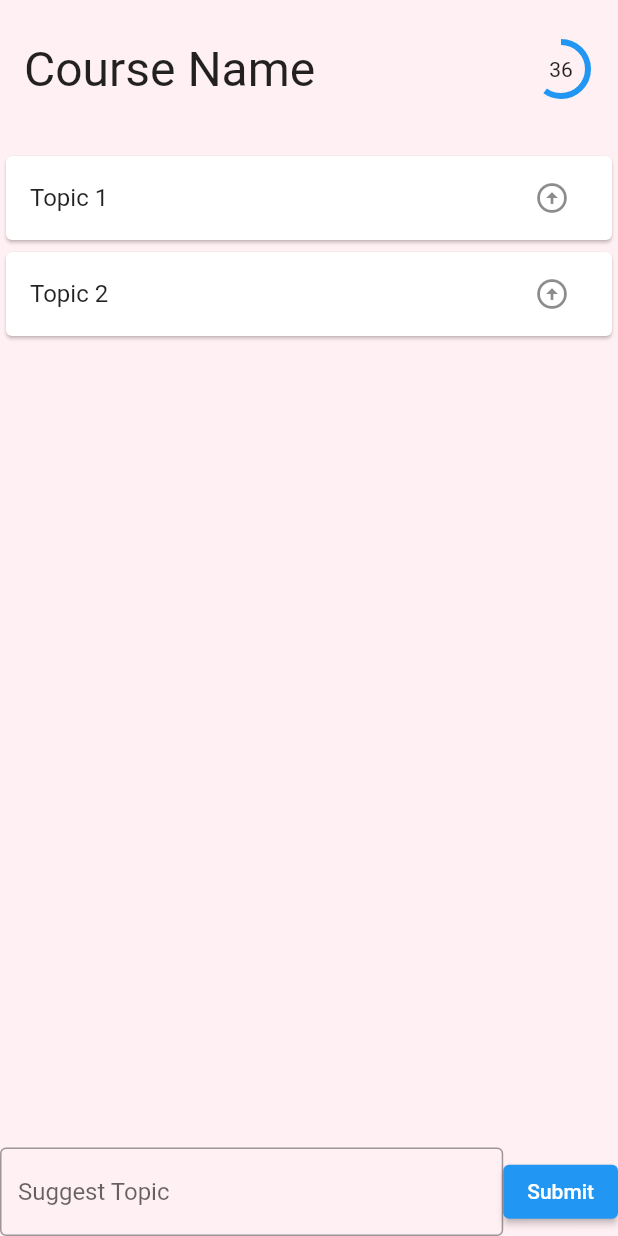
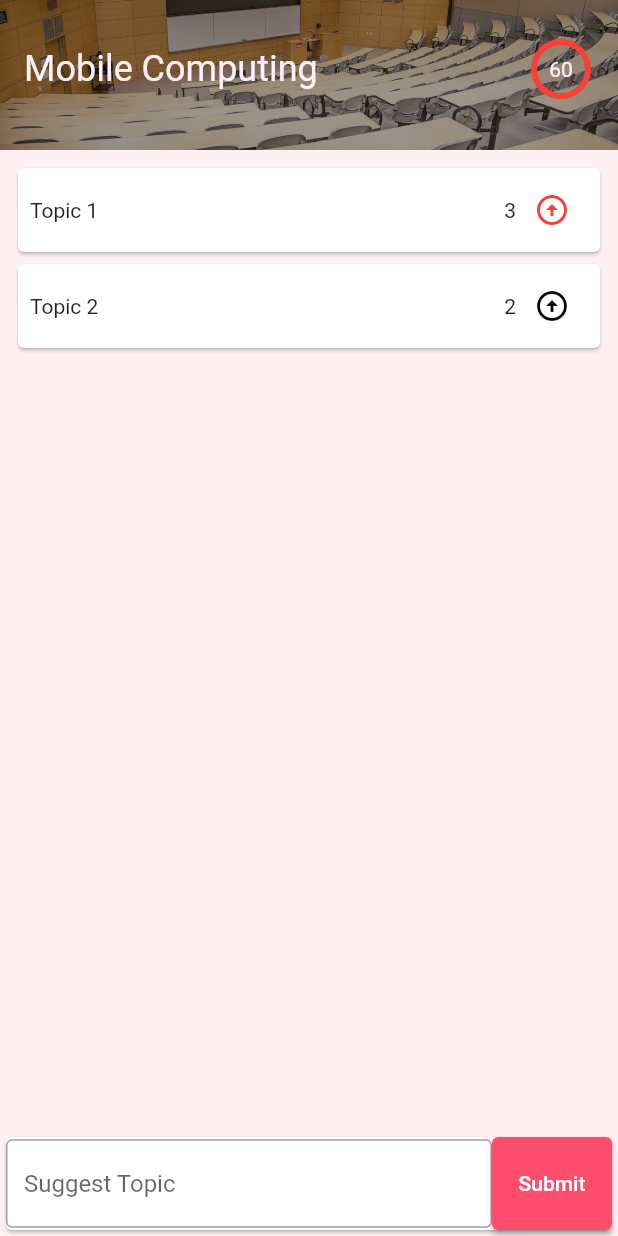
Before and after one commit to david-reti/study-buddies, a Flutter app: the MeetingScreen screen opened directly, after a tap on the "arrow circle up" icon, on a phone screen of 412 x 824 dp. Run offline on Flutter 3.47's test engine with Material 2 defaults, Android fonts, the phone set to English and light mode, and no system bars.

Commit message:
Complete meeting screen

```diff
--- a/app/lib/Screens/homepage.dart
+++ b/app/lib/Screens/homepage.dart
@@ -2,7 +2,7 @@ import 'package:app/Screens/login.dart';
 import 'package:flutter/material.dart';
 import 'package:app/Screens/register.dart';
 
-class homePage extends StatelessWidget {
+class HomePage extends StatelessWidget {
   final Color buttonColor = const Color(0xffFF4D6D);
   final Color textColor = const Color(0xffFFF0F3);
 
--- a/app/lib/Screens/meeting.dart
+++ b/app/lib/Screens/meeting.dart
@@ -1,27 +1,126 @@
+import 'dart:async';
+import 'package:flutter/services.dart';
 import 'package:flutter/material.dart';
-import 'package:flutter/services.dart';
+import 'package:app/data/samplemeeting.dart';
 
 class MeetingScreen extends StatefulWidget {
-  const MeetingScreen({Key? key}) : super(key: key);
+  MeetingScreen({Key? key}) {
+    SystemChrome.setEnabledSystemUIMode(SystemUiMode.leanBack);
+  }
 
   @override
   State<MeetingScreen> createState() => _MeetingScreenState();
 }
 
 class _MeetingScreenState extends State<MeetingScreen> {
-  int minutesLeft = 36;
-  List<Widget> studyTopics = [
-    studyTopic('Topic 1', 10),
-    studyTopic('Topic 2', 8)
-  ];
+  int minutesLeft = 60;
+  double proportionTimeLeft = 1.0;
+  DateTime startTime = DateTime.now();
+  Map topics = {
+    'Topic 1': {'numUpvotes': 2, 'upvoted': false, 'crossedOut': false},
+    'Topic 2': {'numUpvotes': 2, 'upvoted': false, 'crossedOut': false}
+  };
+
+  final Color buttonColor = const Color(0xffFF4D6D);
+  final Color textColor = const Color(0xffFFF0F3);
+
+  List<Widget> studyTopics = [];
+
+  void crossOut(String topicName) {
+    setState(() {
+      topics[topicName]['crossedOut'] = true;
+      regenerateTopics();
+    });
+  }
+
+  void upVote(String topicName) {
+    setState(() {
+      if (!topics[topicName]['upvoted']) {
+        topics[topicName]['numUpvotes']++;
+        topics[topicName]['upvoted'] = true;
+      } else {
+        topics[topicName]['numUpvotes']--;
+        topics[topicName]['upvoted'] = false;
+      }
+      regenerateTopics();
+    });
+  }
+
+  void regenerateTopics() {
+    setState(() {
+      List<Map> topicsToAdd = [];
+      topics.keys.forEach((element) {
+        topicsToAdd.add({
+          'title': element,
+          'numUpvotes': topics[element]['numUpvotes'],
+          'upvoted': topics[element]['upvoted'],
+          'crossedOut': topics[element]['crossedOut']
+        });
+      });
+      topicsToAdd.sort((a, b) {
+        if (a['numUpvotes'] > b['numUpvotes'] ||
+            (b['crossedOut'] && !a['crossedOut'])) {
+          return -1;
+        } else if (a['numUpvotes'] < b['numUpvotes'] ||
+            (a['crossedOut'] && !b['crossedOut'])) {
+          return 1;
+        } else {
+          return 0;
+        }
+      });
+
+      studyTopics = [];
+      topicsToAdd.forEach((element) {
+        studyTopics.add(studyTopic(element['title'], element['numUpvotes'],
+            element['upvoted'], element['crossedOut'], crossOut, upVote));
+      });
+    });
+  }
 
   final TextEditingController topicController = TextEditingController();
 
+  void recalculateTimeLeft() {
+    minutesLeft = 60 - DateTime.now().difference(startTime).inMinutes;
+    if (minutesLeft <= 0) {
+      minutesLeft = 0;
+      AlertDialog(
+        title: const Text('Meeting Time is Up!'),
+        actions: [TextButton(onPressed: () {}, child: const Text('Done'))],
+      );
+    }
+    proportionTimeLeft = 1.0 - ((60.0 - minutesLeft) / 60.0);
+  }
+
+  Timer? timeLeft;
+
   @override
   Widget build(BuildContext context) {
-    return Center(
+    if (timeLeft == null) {
+      Timer.periodic(const Duration(minutes: 1), (timer) {
+        setState(() {
+          recalculateTimeLeft();
+        });
+      });
+      regenerateTopics();
+    }
+    return Scaffold(
+      body: Center(
         child: Column(
           children: [
+            Stack(children: [
+              SizedBox.fromSize(
+                size: const Size(double.infinity, 100),
+                child: Container(
+                  decoration: const BoxDecoration(
+                    image: DecorationImage(
+                      image: AssetImage('assets/study.jpg'),
+                      colorFilter:
+                          ColorFilter.mode(Colors.black38, BlendMode.multiply),
+                      fit: BoxFit.cover,
+                    ),
+                  ),
+                ),
+              ),
               Padding(
                 padding: const EdgeInsets.fromLTRB(16.0, 16.0, 0, 24.0),
                 child: Column(
@@ -29,26 +128,30 @@ class _MeetingScreenState extends State<MeetingScreen> {
                     Align(
                       alignment: Alignment.centerLeft,
                       child: Row(children: [
-                    const Text(
-                      'Course Name',
-                      style: TextStyle(fontSize: 32),
+                        Text(
+                          SampleMeeting['course'],
+                          style: TextStyle(fontSize: 24, color: textColor),
                         ),
                         Expanded(
                           child: Align(
                             alignment: Alignment.centerRight,
                             child: SizedBox.fromSize(
-                          size: Size(60, 60),
+                              size: const Size(60, 60),
                               child: Padding(
-                            padding: EdgeInsets.only(right: 16.0),
+                                padding: const EdgeInsets.only(right: 16.0),
                                 child: Stack(
                                   children: [
-                                const Center(
+                                    Center(
                                       child: CircularProgressIndicator(
-                                    value: 0.6,
+                                        value: proportionTimeLeft,
+                                        color: Colors.red,
                                       ),
                                     ),
                                     Center(
-                                  child: Text(minutesLeft.toString()),
+                                      child: Text(
+                                        minutesLeft.toString(),
+                                        style: TextStyle(color: textColor),
+                                      ),
                                     ),
                                   ],
                                 ),
@@ -61,11 +164,18 @@ class _MeetingScreenState extends State<MeetingScreen> {
                   ],
                 ),
               ),
+            ]),
             Expanded(
+              child: Padding(
+                padding: const EdgeInsets.fromLTRB(8, 8, 8, 0),
                 child: ListView(children: studyTopics),
+              ),
             ),
             Align(
               alignment: Alignment.bottomCenter,
+              child: SizedBox.fromSize(
+                size: const Size(double.infinity, 70),
+                child: Card(
                   child: Row(
                     children: [
                       Expanded(
@@ -76,37 +186,87 @@ class _MeetingScreenState extends State<MeetingScreen> {
                           controller: topicController,
                         ),
                       ),
-                Column(mainAxisSize: MainAxisSize.max, children: [
-                  ElevatedButton(
-                    child: Text('Submit'),
+                      SizedBox.fromSize(
+                        size: const Size(80, 70),
+                        child: ElevatedButton(
+                          child: const Text('Submit'),
+                          style: ElevatedButton.styleFrom(primary: buttonColor),
                           onPressed: () {
                             String toAdd = topicController.value.text;
                             if (toAdd != "") {
                               setState(() {
-                          studyTopics
-                              .add(studyTopic(topicController.value.text, 1));
+                                topics[topicController.value.text] = {
+                                  'numUpvotes': 1,
+                                  'crossedOut': false,
+                                  'upvoted': true
+                                };
+                                regenerateTopics();
                                 topicController.clear();
                               });
                             }
                           },
                         ),
-                ]),
+                      ),
+                    ],
+                  ),
+                ),
+              ),
+            )
+          ],
+        ),
+      ),
+    );
+  }
+}
+
+Widget studyTopic(String topicName, int numberOfUpvotes, bool upvoted,
+    bool crossedOut, Function crossOut, Function upVote) {
+  Container overlayContainer = crossedOut
+      ? Container(
+          color: Colors.black38,
+          child: Divider(
+            color: Colors.white,
+            height: double.infinity,
+          ),
+        )
+      : Container();
+
+  Color iconColor = upvoted ? Colors.red : Colors.black;
+
+  Widget internalWidget = SizedBox.fromSize(
+    size: const Size(double.infinity, 64),
+    child: Card(
+      child: Stack(children: [
+        Padding(
+          padding: const EdgeInsets.all(8),
+          child: Row(
+            mainAxisAlignment: MainAxisAlignment.spaceBetween,
+            children: [
+              Text(topicName),
+              Container(
+                child: Row(
+                  children: [
+                    Text(numberOfUpvotes.toString()),
+                    IconButton(
+                      icon: Icon(
+                        Icons.arrow_circle_up_outlined,
+                        color: iconColor,
+                      ),
+                      onPressed: () => upVote(topicName),
+                    )
                   ],
                 ),
               ),
             ],
           ),
+        ),
+        overlayContainer,
+      ]),
+    ),
+  );
+
+  return GestureDetector(
+    onHorizontalDragEnd: (details) => crossOut(topicName),
+    child: internalWidget,
   );
 }
-}
-
-Widget studyTopic(String topicName, int numberOfUpvotes) {
-  return Card(
-    child: ListTile(
-        title: Text(topicName),
-        trailing: IconButton(
-          icon: const Icon(Icons.arrow_circle_up_outlined),
-          onPressed: () {},
-        )),
-  );
-}
--- a/app/lib/Screens/scheduling.dart
+++ b/app/lib/Screens/scheduling.dart
@@ -107,7 +107,8 @@ class _SchedulScreenState extends State<ScheduleScreen> {
   @override
   Widget build(BuildContext context) {
     availableTimes = generateAvailableTimes();
-    return Column(
+    return Scaffold(
+      body: Column(
         children: [
           const Padding(
             padding: EdgeInsets.only(top: 8.0),
@@ -145,6 +146,7 @@ class _SchedulScreenState extends State<ScheduleScreen> {
             ],
           ),
         ],
+      ),
     );
   }
 }
--- /dev/null
+++ b/app/lib/data/samplemeeting.dart
@@ -0,0 +1 @@
+Map SampleMeeting = {'course': 'Mobile Computing', 'courseCode': 'CIS*4030'};
--- a/app/lib/main.dart
+++ b/app/lib/main.dart
@@ -12,7 +12,7 @@ class MyApp extends StatelessWidget {
     return MaterialApp(
       debugShowCheckedModeBanner: false,
       theme: ThemeData(scaffoldBackgroundColor: backgroundColor),
-      home: homePage(),
+      home: HomePage(),
     );
   }
 }
--- a/app/pubspec.yaml
+++ b/app/pubspec.yaml
@@ -61,9 +61,8 @@ flutter:
   uses-material-design: true
 
   # To add assets to your application, add an assets section, like this:
-  # assets:
-  #   - images/a_dot_burr.jpeg
-  #   - images/a_dot_ham.jpeg
+  assets:
+    - assets/study.jpg
 
   # An image asset can refer to one or more resolution-specific "variants", see
   # https://flutter.dev/assets-and-images/#resolution-aware.
```
Also changed, not shown: app/assets/study.jpg (added). Lines whose indentation alone changed are shown as unchanged.
